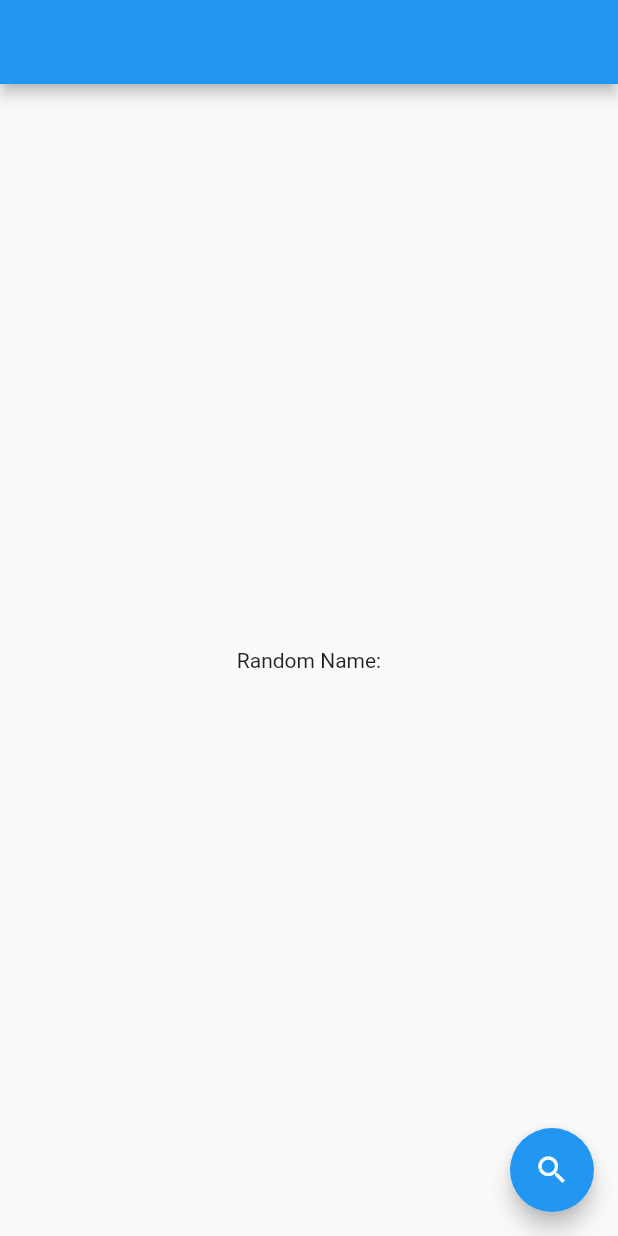
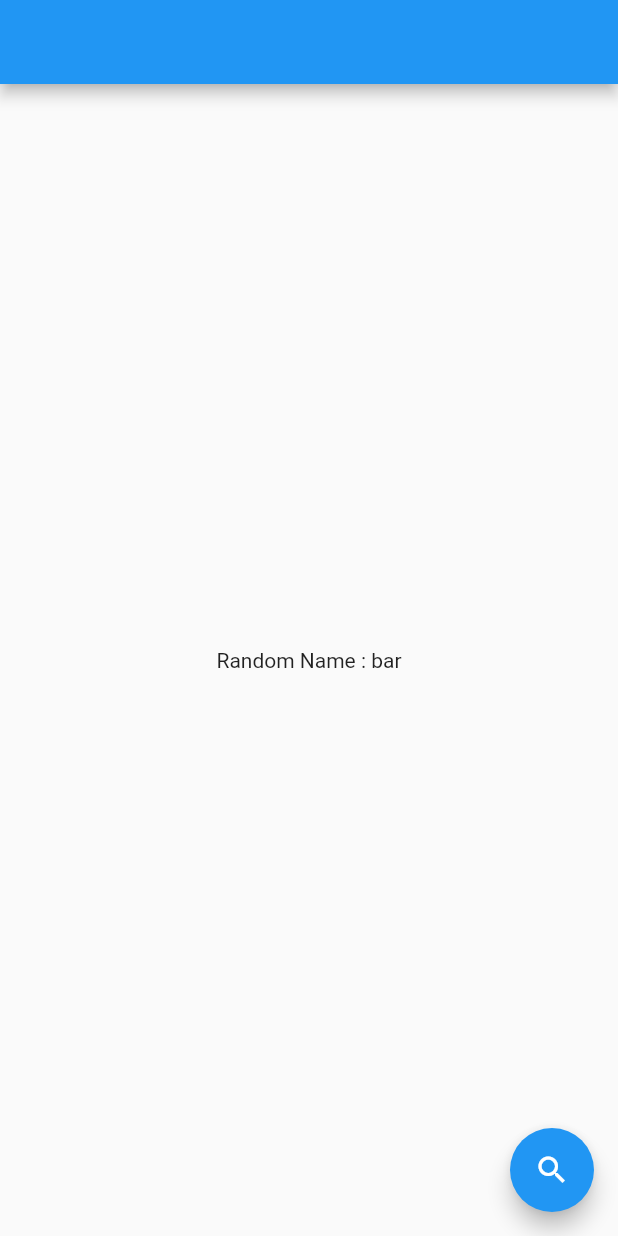
Before and after one commit to KuldeepRawat64/testing_bloc, a Flutter app: the screen it shows after launch, after a tap on the "search" icon, on a phone screen of 412 x 824 dp. Run offline on Flutter 3.47's test engine with Material 2 defaults, Android fonts, the phone set to English and light mode, and no system bars; our stand-ins replace flutter_bloc.

Commit message:
Cubit RandomName generator

```diff
--- /dev/null
+++ b/lib/logic/cubit/random_name_cubit.dart
@@ -0,0 +1,11 @@
+import 'package:flutter_bloc/flutter_bloc.dart';
+import 'package:testing_bloc_course/main.dart';
+
+part 'random_name_state.dart';
+
+class RandomNameCubit extends Cubit<RandomNameState> {
+  RandomNameCubit() : super(const RandomNameState(name: ''));
+
+  void pickRandomName() =>
+      emit(RandomNameState(name: names.getRandomElement()));
+}
--- /dev/null
+++ b/lib/logic/cubit/random_name_state.dart
@@ -0,0 +1,6 @@
+part of 'random_name_cubit.dart';
+
+class RandomNameState {
+  final String name;
+  const RandomNameState({required this.name});
+}
--- a/lib/main.dart
+++ b/lib/main.dart
@@ -1,4 +1,8 @@
 import 'package:flutter/material.dart';
+import 'package:flutter_bloc/flutter_bloc.dart';
+import 'dart:math' as math;
+
+import 'package:testing_bloc_course/logic/cubit/random_name_cubit.dart';
 
 void main() {
   runApp(const MyApp());
@@ -15,9 +19,22 @@ class MyApp extends StatelessWidget {
       theme: ThemeData(
         primarySwatch: Colors.blue,
       ),
-      home: const MyHomePage(),
+      home: BlocProvider(
+        create: (context) => RandomNameCubit(),
+        child: const MyHomePage(),
+      ),
     );
   }
+}
+
+List<String> names = [
+  'Foo',
+  'bar',
+  'Nav',
+];
+
+extension RandomElement<T> on Iterable<T> {
+  T getRandomElement() => elementAt(math.Random().nextInt(length));
 }
 
 class MyHomePage extends StatefulWidget {
@@ -28,17 +45,26 @@ class MyHomePage extends StatefulWidget {
 }
 
 class _MyHomePageState extends State<MyHomePage> {
+  String name = '';
   @override
   Widget build(BuildContext context) {
     return Scaffold(
       appBar: AppBar(),
-      body: const Center(
-        child: Text(
-          'Random Name:',
+      body: Center(
+        child: BlocListener<RandomNameCubit, RandomNameState>(
+          bloc: context.watch<RandomNameCubit>(),
+          child: Text('Random Name : $name'),
+          listener: (context, state) {
+            if (state.name.isNotEmpty) {
+              name = state.name;
+            }
+          },
         ),
       ),
       floatingActionButton: FloatingActionButton(
-        onPressed: () {},
+        onPressed: () {
+          context.read<RandomNameCubit>().pickRandomName();
+        },
         tooltip: 'Random Name',
         child: const Icon(Icons.search),
       ),
```
